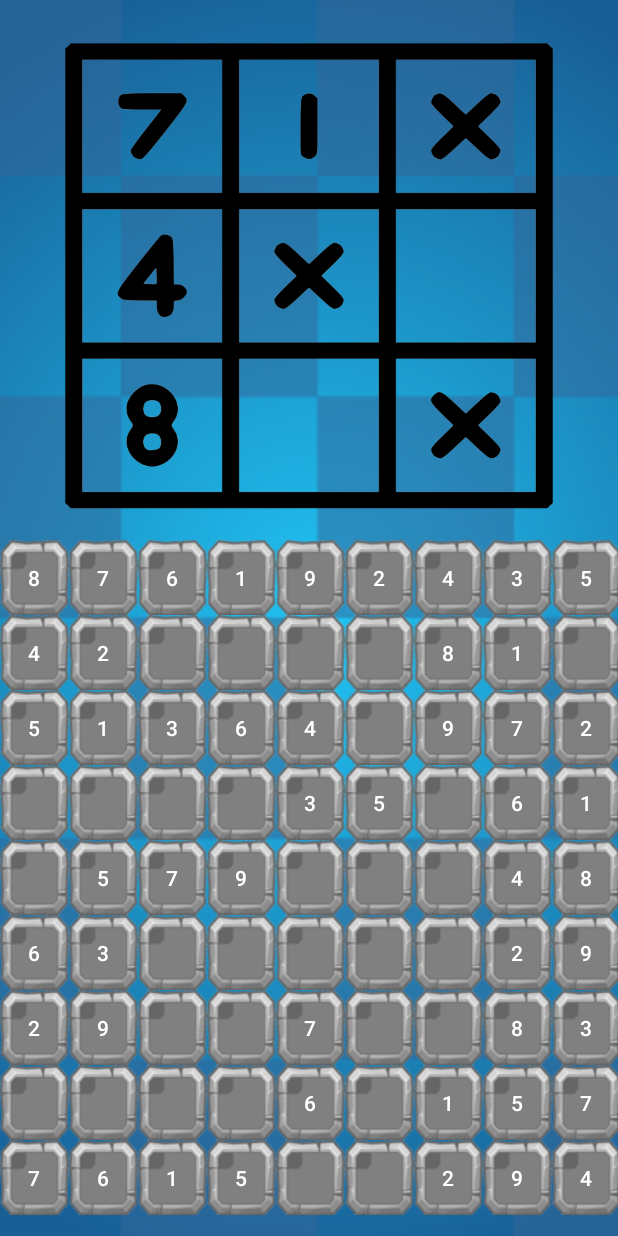
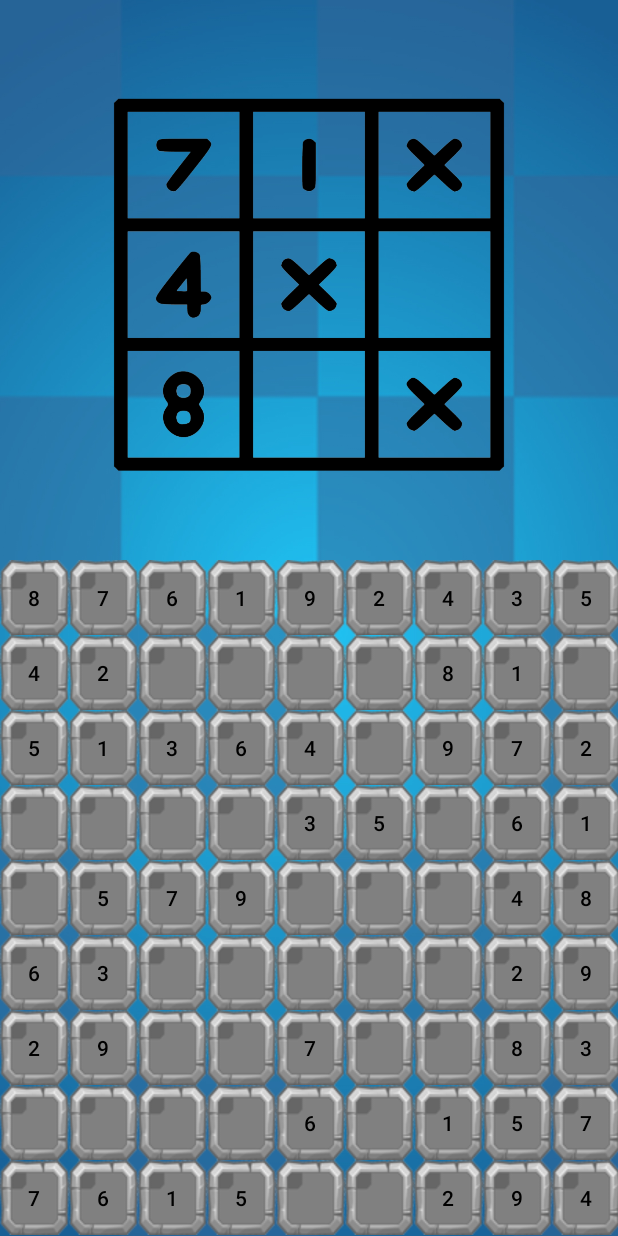
Before and after one commit to darango401/juego2, an Android app: the Nivel1Activity screen opened directly, with no data from a screen before it, on a phone screen of 412 x 824 dp. Run offline under Robolectric (Android 15) with nearby library versions, the phone set to English and light mode, and no system bars.

Commit message:
Modificacion Niveles

```diff
--- a/app/src/main/java/com/example/sudoku_app/Nivel1Activity.java
+++ b/app/src/main/java/com/example/sudoku_app/Nivel1Activity.java
@@ -34,9 +34,9 @@ public class Nivel1Activity extends Activity {
             else fixed=false;
             bt=new Button(THIS);
             bt.setBackgroundResource(R.drawable.casilla);
-            bt.setTextColor(Color.WHITE);
+            bt.setTextColor(Color.BLACK);
             if (fixed) bt.setText(String.valueOf(value));
-            else bt.setTextColor(Color.BLUE);
+            else bt.setTextColor(Color.GREEN);
             bt.setOnClickListener(new View.OnClickListener(){
 
                 @Override
@@ -112,8 +112,8 @@ public class Nivel1Activity extends Activity {
         super.onCreate(savedInstanceState);
         //setContentView(R.layout.activity_nivel1);
         Bitmap bmp;
-        int width = 500;
-        int height = 500;
+        int width = 400;
+        int height = 400;
         LinearLayout.LayoutParams layoutParams = new LinearLayout.LayoutParams(width,height);
         input="8 7 6 1 9 2 4 3 5 " +
               "4 2 ? ? ? ? 8 1 ? " +
@@ -146,8 +146,8 @@ public class Nivel1Activity extends Activity {
         bmp = Bitmap.createScaledBitmap(bmp,width,height,true);
         imageView.setImageBitmap(bmp);
         layoutParams.gravity=Gravity.CENTER_HORIZONTAL;
-        layoutParams.bottomMargin=20;
-        layoutParams.topMargin=20;
+        layoutParams.bottomMargin=80;
+        layoutParams.topMargin=80;
         imageView.setLayoutParams(layoutParams);
         tv.setLayoutParams(layoutParams);
         tv.setTextSize(20);
--- a/app/src/main/java/com/example/sudoku_app/Nivel2Activity.java
+++ b/app/src/main/java/com/example/sudoku_app/Nivel2Activity.java
@@ -29,7 +29,7 @@ public class Nivel2Activity extends Activity {
             if (value!=0) fixed=true;
             else fixed=false;
             bt=new Button(THIS);
-            bt.setBackgroundResource(R.drawable.casilla);
+            bt.setBackgroundResource(R.drawable.casilla1);
             bt.setTextColor(Color.WHITE);
             if (fixed) bt.setText(String.valueOf(value));
             else bt.setTextColor(Color.BLUE);
--- a/app/src/main/java/com/example/sudoku_app/Nivel3Activity.java
+++ b/app/src/main/java/com/example/sudoku_app/Nivel3Activity.java
@@ -29,10 +29,10 @@ public class Nivel3Activity extends Activity {
             if (value!=0) fixed=true;
             else fixed=false;
             bt=new Button(THIS);
-            bt.setBackgroundResource(R.drawable.casilla);
+            bt.setBackgroundResource(R.drawable.casilla2);
             bt.setTextColor(Color.WHITE);
             if (fixed) bt.setText(String.valueOf(value));
-            else bt.setTextColor(Color.BLUE);
+            else bt.setTextColor(Color.RED);
             bt.setOnClickListener(new View.OnClickListener(){
 
                 @Override
```
Also changed, not shown: app/src/main/res/drawable/casilla1.png (added), app/src/main/res/drawable/casilla2.png (added).
